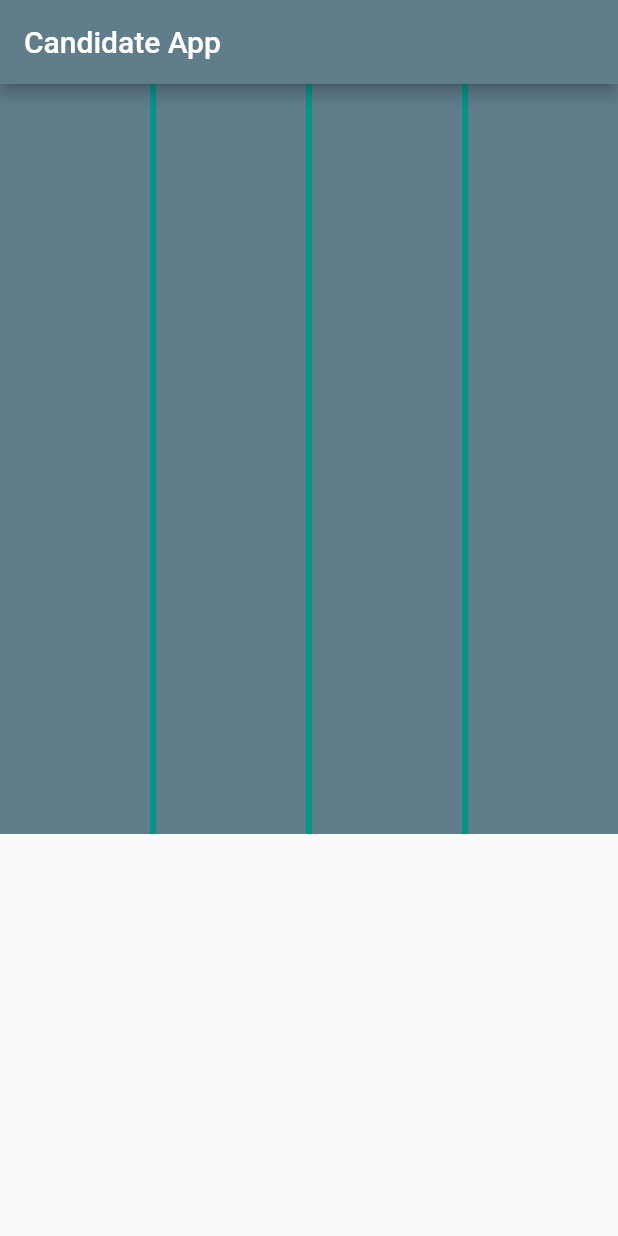
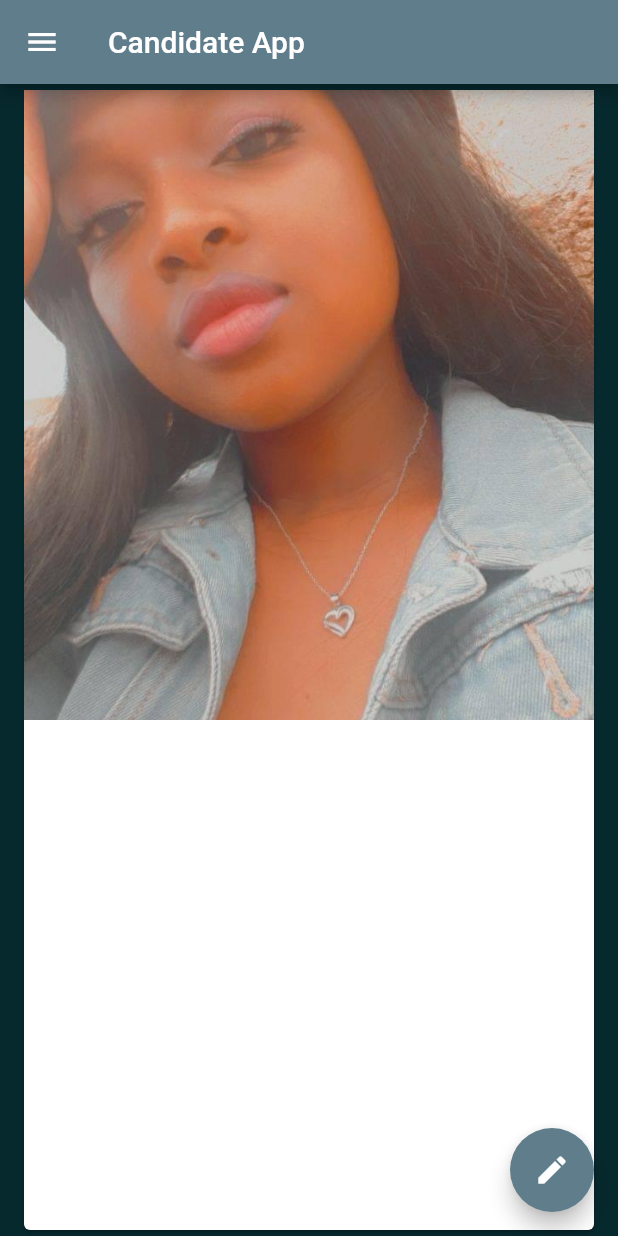
Before and after one commit to MathibelaD/flutter_application_1, a Flutter app: the screen it shows after launch, on a phone screen of 412 x 824 dp. Run offline on Flutter 3.47's test engine with Material 2 defaults, Android fonts, the phone set to English and light mode, and no system bars; missing offline and left inert: dart:html.

Commit message:
#button_init

```diff
--- a/lib/main.dart
+++ b/lib/main.dart
@@ -1,3 +1,5 @@
+import 'dart:html';
+
 import "package:flutter/widgets.dart";
 import 'package:flutter/material.dart';
 import "package:flutter/cupertino.dart";
@@ -18,46 +20,59 @@ class HomePage extends StatelessWidget {
 
   @override
   Widget build(BuildContext context) {
+    //Scaffold provides the entire structure
     return Scaffold(
-        appBar: AppBar(
-          title: Text("Candidate App"),
+      backgroundColor: Color.fromARGB(255, 6, 41, 46),
+      appBar: AppBar(
+        title: Text("Candidate App"),
+      ),
+      body: Center(
+        child: Card(
+          child: Column(
+            children: <Widget>[
+              Image.asset(
+                "assets/d.jpg",
+                height: 420,
+                width: 380,
+                fit: BoxFit.cover,
+              ),
+            ],
+          ),
         ),
-        body: Container(
-          height: 500,
-          color: Colors.teal,
-          child: Row(
-            mainAxisAlignment: MainAxisAlignment.spaceBetween,
-            crossAxisAlignment: CrossAxisAlignment.stretch,
-            children: <Widget>[
-            Container(
-          padding: const EdgeInsets.all(8),
-          width: 100,
-          height: 100,
-          color: Colors.blueGrey,
-          alignment: Alignment.centerLeft,
+      ),
+      drawer: Drawer(
+        child: ListView(
+          padding: const EdgeInsets.all(0),
+          children: <Widget>[
+            UserAccountsDrawerHeader(
+              accountName: Text("Mathibela Dineo"),
+              accountEmail: Text("mathibeladineo@gmail.com"),
+              currentAccountPicture: CircleAvatar(
+                backgroundImage: NetworkImage(
+                    "https://images.unsplash.com/photo-1599229526921-4f29d42b0b41?ixlib=rb-1.2.1&ixid=MnwxMjA3fDB8MHxzZWFyY2h8MXx8d2F0ZXJmcm9udHxlbnwwfHwwfHw%3D&auto=format&fit=crop&w=500&q=60"),
+              ),
             ),
-             Container(
-          padding: const EdgeInsets.all(8),
-          width: 100,
-          height: 100,
-          color: Colors.blueGrey,
-          alignment: Alignment.centerLeft,
+            ListTile(
+              leading: Icon(Icons.person),
+              title: Text("Mathibela Dineo"),
+              subtitle: Text("Student"),
+              trailing: Icon(Icons.edit),
+              onTap: () {},
             ),
-             Container(
-          padding: const EdgeInsets.all(8),
-          width: 100,
-          height: 100,
-          color: Colors.blueGrey,
-          alignment: Alignment.centerLeft,
-            ),
-             Container(
-          padding: const EdgeInsets.all(8),
-          width: 100,
-          height: 100,
-          color: Colors.blueGrey,
-          alignment: Alignment.centerLeft,
-            ),
-          ]),
-        ));
+            ListTile(
+              leading: Icon(Icons.email),
+              title: Text("Email"),
+              subtitle: Text("mathibeladineo@gmail.com"),
+              trailing: Icon(Icons.edit),
+              onTap: () {},
+            )
+          ],
+        ),
+      ),
+      floatingActionButton: FloatingActionButton(
+        onPressed: () {},
+        child: Icon(Icons.edit),
+      ),
+    );
   }
 }
--- a/pubspec.yaml
+++ b/pubspec.yaml
@@ -58,9 +58,9 @@ flutter:
   uses-material-design: true
 
   # To add assets to your application, add an assets section, like this:
-  # assets:
-  #   - images/a_dot_burr.jpeg
-  #   - images/a_dot_ham.jpeg
+  assets:
+    - assets/
+    # - assets/
 
   # An image asset can refer to one or more resolution-specific "variants", see
   # https://flutter.dev/assets-and-images/#resolution-aware.
```
Also changed, not shown: assets/d.jpg (added), 1 other file.
